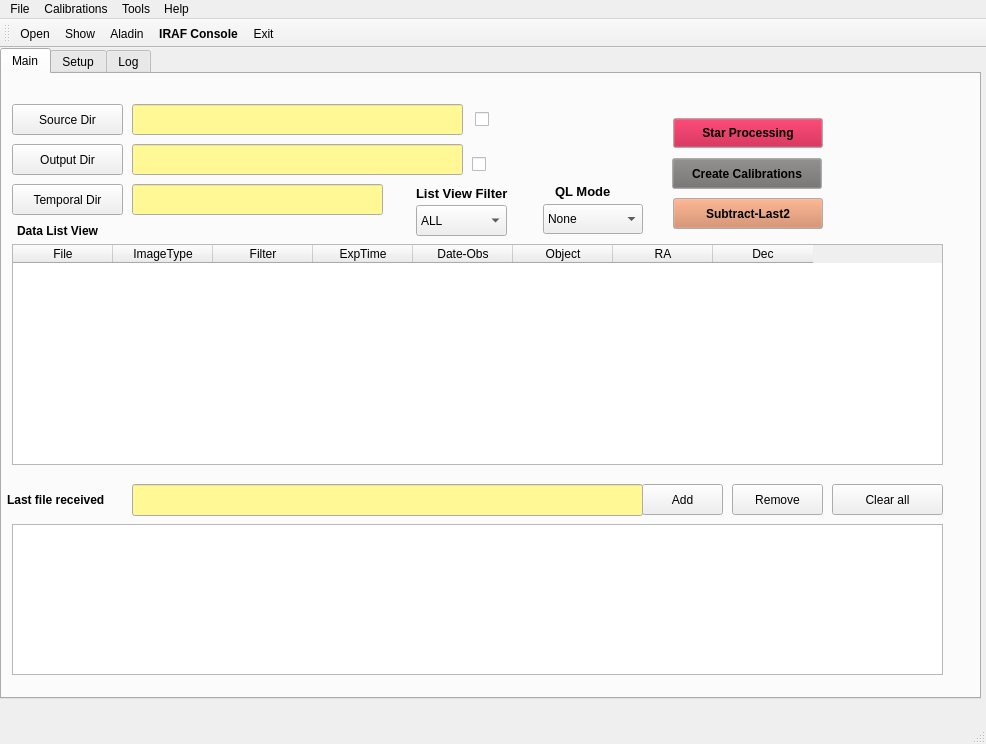
Old version of the form QL/panicQL_4n.ui in the repository ppmim/PAPI.
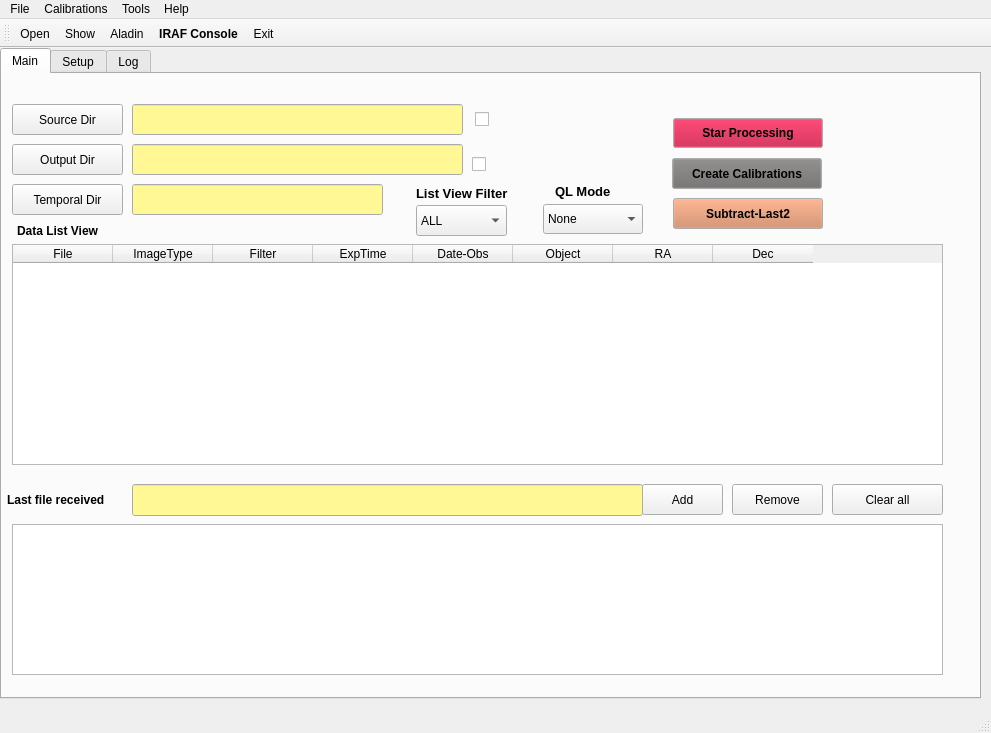
New version of the form. The open tabs and pages were chosen to show the change. Icons and pictures are not drawn.

```diff
--- a/QL/panicQL_4n.ui
+++ b/QL/panicQL_4n.ui
@@ -1,12 +1,12 @@
 <ui version="4.0" >
  <class>MainWindow</class>
- <widget class="QMainWindow" name="MainWindow" >
-  <property name="geometry" >
+ <widget class="QMainWindow" name="MainWindow">
+  <property name="geometry">
    <rect>
     <x>0</x>
     <y>0</y>
-    <width>986</width>
-    <height>744</height>
+    <width>991</width>
+    <height>733</height>
    </rect>
   </property>
   <property name="windowTitle" >
@@ -1119,17 +1119,17 @@
     </layout>
    </widget>
   </widget>
-  <widget class="QMenuBar" name="menubar" >
-   <property name="geometry" >
+  <widget class="QMenuBar" name="menubar">
+   <property name="geometry">
     <rect>
      <x>0</x>
      <y>0</y>
-     <width>986</width>
-     <height>30</height>
+     <width>991</width>
+     <height>20</height>
     </rect>
    </property>
-   <widget class="QMenu" name="menuFile" >
-    <property name="title" >
+   <widget class="QMenu" name="menuFile">
+    <property name="title">
      <string>File</string>
     </property>
     <addaction name="actionOpen" />
@@ -1138,28 +1138,28 @@
     <addaction name="actionSave_session" />
     <addaction name="actionExit" />
    </widget>
-   <widget class="QMenu" name="menuCalibrations" >
-    <property name="title" >
+   <widget class="QMenu" name="menuCalibrations">
+    <property name="title">
      <string>Calibrations</string>
     </property>
    </widget>
-   <widget class="QMenu" name="menuTools" >
-    <property name="title" >
+   <widget class="QMenu" name="menuTools">
+    <property name="title">
      <string>Tools</string>
     </property>
     <addaction name="actionIRAF_Console" />
     <addaction name="actionDS9_Viewer" />
     <addaction name="actionAladin" />
    </widget>
-   <widget class="QMenu" name="menuHelp" >
-    <property name="title" >
+   <widget class="QMenu" name="menuHelp">
+    <property name="title">
      <string>Help</string>
     </property>
    </widget>
-   <addaction name="menuFile" />
-   <addaction name="menuCalibrations" />
-   <addaction name="menuTools" />
-   <addaction name="menuHelp" />
+   <addaction name="menuFile"/>
+   <addaction name="menuCalibrations"/>
+   <addaction name="menuTools"/>
+   <addaction name="menuHelp"/>
   </widget>
   <widget class="QStatusBar" name="statusbar" />
   <widget class="QToolBar" name="toolBar" >
@@ -1172,11 +1172,11 @@
    <attribute name="toolBarBreak" >
     <bool>false</bool>
    </attribute>
-   <addaction name="actionOpen" />
-   <addaction name="actionShow" />
-   <addaction name="actionAladin" />
-   <addaction name="actionIRAF_Console" />
-   <addaction name="actionExit" />
+   <addaction name="actionOpen"/>
+   <addaction name="actionShow"/>
+   <addaction name="actionAladin"/>
+   <addaction name="actionIRAF_Console"/>
+   <addaction name="actionExit"/>
   </widget>
   <action name="actionIRAF_Console" >
    <property name="text" >
```
Left out of the diff: 624 changed lines with no effect on the pictures.
